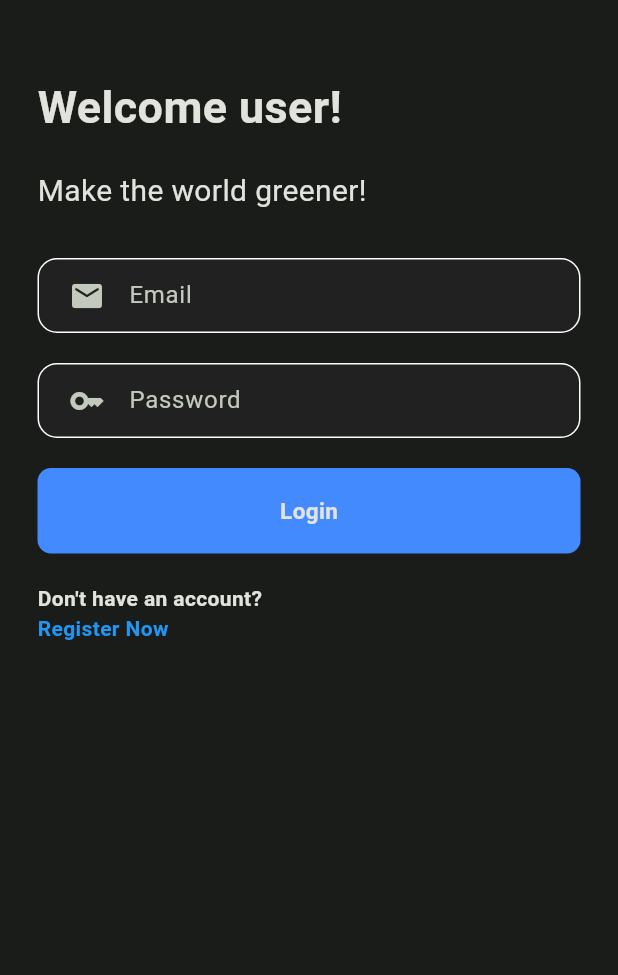
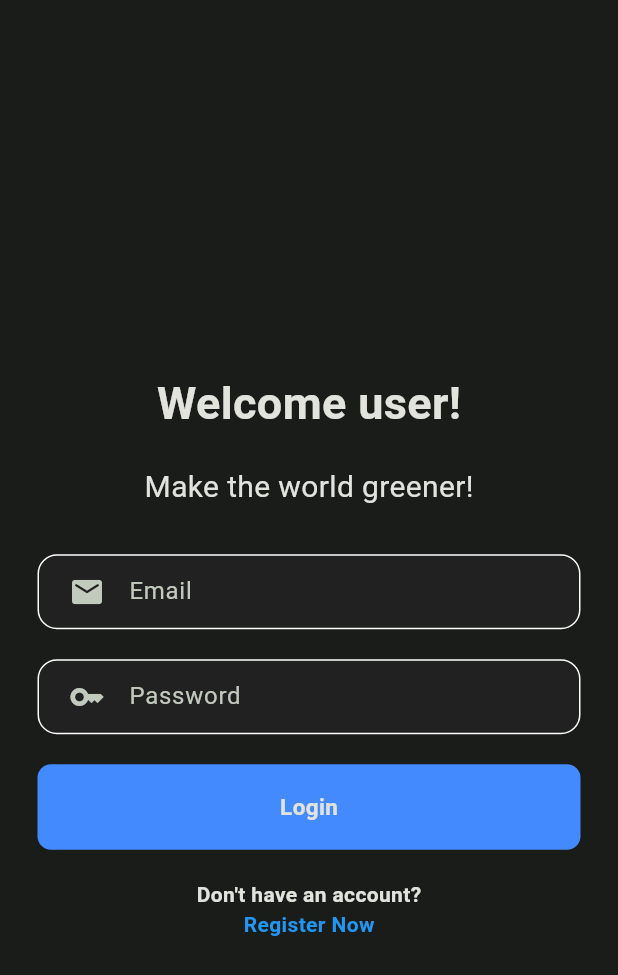
Before and after one commit to codeflow-dev/ecopoints, a Flutter app: the screen it shows after launch, after a tap on "Provide or buy recyclable now!", on a phone screen of 412 x 824 dp. Shown: the top 975 px of the screen. Run offline on Flutter 3.47's test engine with Material 3 defaults, Android fonts, the phone set to English and light mode, and no system bars; our stand-ins replace cloud_firestore, firebase_auth, firebase_core, fluttertoast, qr_flutter; missing offline and left inert: mobile_scanner; accounts and stored records are empty; network calls fail.

Commit message:
Fix login page and registration data

```diff
--- a/lib/pages/login_page.dart
+++ b/lib/pages/login_page.dart
@@ -71,7 +71,9 @@ class _LoginPageState extends State<LoginPage> {
       body: Padding(
         padding: const EdgeInsets.fromLTRB(25, 50, 25, 0),
         child: Center(
-          child: ListView(
+          child: SingleChildScrollView(
+            child: Column(
+              mainAxisAlignment: MainAxisAlignment.center,
               children: [
                 Text(
                   "Welcome ${widget.role}!",
@@ -170,6 +172,7 @@ class _LoginPageState extends State<LoginPage> {
             ),
           ),
         ),
+      ),
     );
   }
 }
```
Also changed, not shown: lib/pages/register_page.dart (+18 -6 lines). Lines whose indentation alone changed are shown as unchanged.
